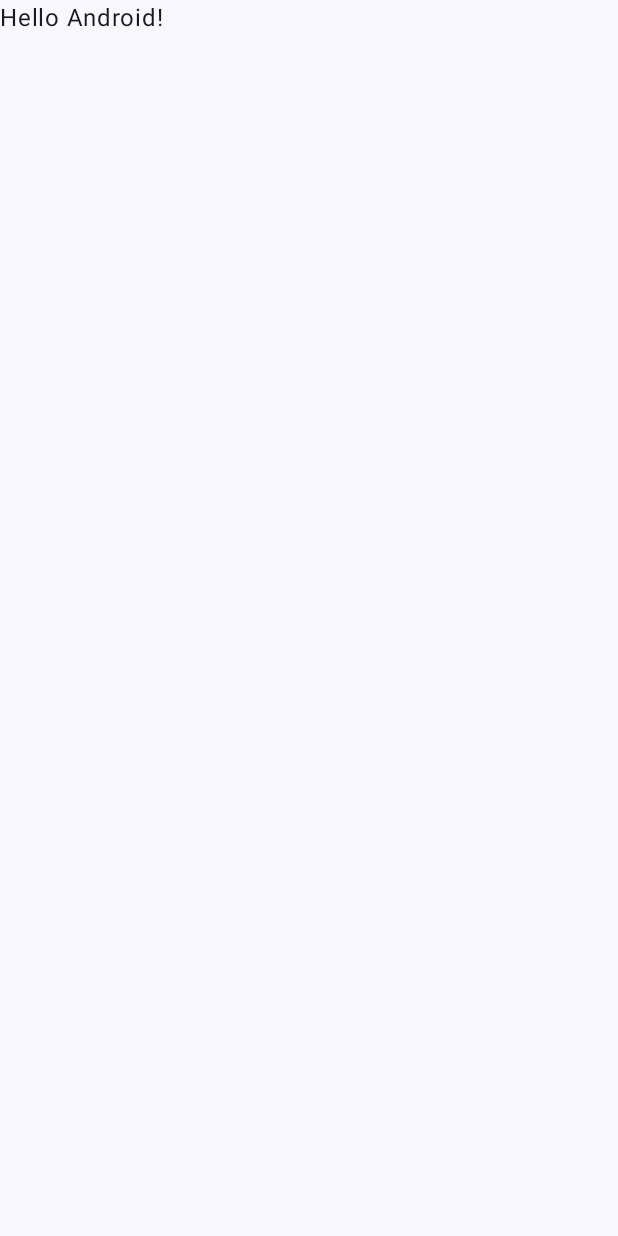
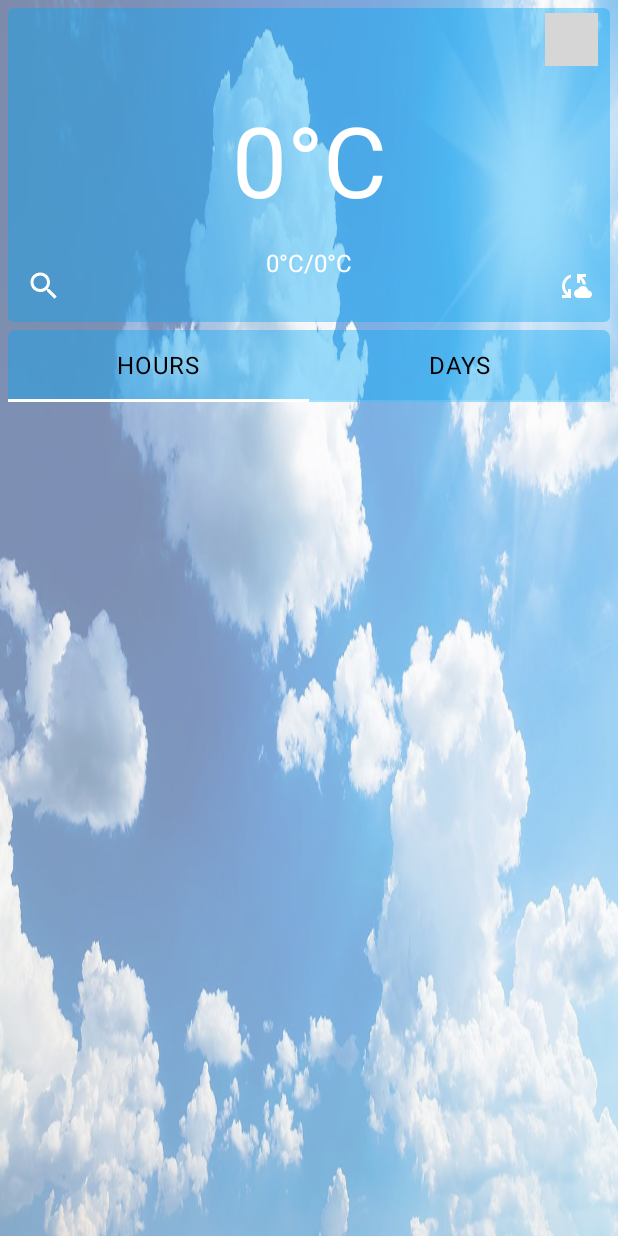
Before and after one commit to VladPozdnyakov2005/MobileDeveloping, an Android app built with Jetpack Compose: the screen it shows after launch (MainActivity), on a phone screen of 412 x 824 dp. Before the commit the screen is almost empty. Run offline under Robolectric (Android 15) with nearby library versions, the phone set to English and light mode, and no system bars; our stand-ins replace Volley, accompanist; network calls fail; pictures from the network do not load; grey boxes are pictures that could not be loaded.

Commit message:
Project 1 video 12th

```diff
--- a/app/src/main/AndroidManifest.xml
+++ b/app/src/main/AndroidManifest.xml
@@ -1,6 +1,7 @@
 <?xml version="1.0" encoding="utf-8"?>
 <manifest xmlns:android="http://schemas.android.com/apk/res/android"
     xmlns:tools="http://schemas.android.com/tools">
+    <uses-permission android:name="android.permission.INTERNET"/>
 
     <application
         android:allowBackup="true"
--- a/app/src/main/java/com/example/mobiledeveloping/MainActivity.kt
+++ b/app/src/main/java/com/example/mobiledeveloping/MainActivity.kt
@@ -1,47 +1,138 @@
 package com.example.mobiledeveloping
 
+import android.content.Context
 import android.os.Bundle
+import android.util.Log
 import androidx.activity.ComponentActivity
 import androidx.activity.compose.setContent
-import androidx.activity.enableEdgeToEdge
+import androidx.compose.foundation.Image
+import androidx.compose.foundation.layout.Column
 import androidx.compose.foundation.layout.fillMaxSize
-import androidx.compose.foundation.layout.padding
-import androidx.compose.material3.Scaffold
-import androidx.compose.material3.Text
-import androidx.compose.runtime.Composable
+import androidx.compose.runtime.MutableState
+import androidx.compose.runtime.mutableStateOf
+import androidx.compose.runtime.remember
 import androidx.compose.ui.Modifier
-import androidx.compose.ui.tooling.preview.Preview
+import androidx.compose.ui.draw.alpha
+import androidx.compose.ui.layout.ContentScale
+import androidx.compose.ui.res.painterResource
+import com.android.volley.Request
+import com.android.volley.toolbox.StringRequest
+import com.android.volley.toolbox.Volley
+import com.example.mobiledeveloping.data.WeatherModel
 import com.example.mobiledeveloping.ui.theme.MobileDevelopingTheme
+import com.example.mobiledeveloping.ui_components.DialogSearch
+import com.example.mobiledeveloping.ui_components.MainScreen
+import com.example.mobiledeveloping.ui_components.TabLayout
+import org.json.JSONObject
 
+
+const val API_KEY = "3f38dcd2a0d6496a98b61205240911"
 class MainActivity : ComponentActivity() {
     override fun onCreate(savedInstanceState: Bundle?) {
         super.onCreate(savedInstanceState)
-        enableEdgeToEdge()
         setContent {
             MobileDevelopingTheme {
-                Scaffold(modifier = Modifier.fillMaxSize()) { innerPadding ->
-                    Greeting(
-                        name = "Android",
-                        modifier = Modifier.padding(innerPadding)
+                val daysList = remember{
+                    mutableStateOf(listOf<WeatherModel>())
+                }
+                val dialogState = remember{
+                    mutableStateOf(false)
+                }
+
+                val currentDay = remember{
+                    mutableStateOf(WeatherModel(
+                        "",
+                        "",
+                        "0.0",
+                        "",
+                        "",
+                        "0.0",
+                        "0.0",
+                        ""
                     )
+                    )
+                }
+                if(dialogState.value){
+                    DialogSearch(dialogState, onSubmit = {
+                        getData(it, this, daysList, currentDay)
+                    })
+                }
+                getData("London", this, daysList, currentDay)
+                Image(
+                    painter  = painterResource(
+                        id = R.drawable.weather_bg
+                    ),
+                    contentDescription = "im1",
+                    modifier = Modifier
+                        .fillMaxSize()
+                        .alpha(0.5f),
+                    contentScale = ContentScale.FillBounds
+                )
+                Column{
+                    MainScreen(currentDay, onClickSync = {
+                        getData("London", this@MainActivity, daysList, currentDay)
+                    }, onClickSearch = {
+                        dialogState.value = true
+                    }
+                    )
+                    TabLayout(daysList, currentDay)
                 }
             }
         }
     }
 }
 
-@Composable
-fun Greeting(name: String, modifier: Modifier = Modifier) {
-    Text(
-        text = "Hello $name!",
-        modifier = modifier
+private fun getData(city:String, context: Context,
+                    daysList: MutableState<List<WeatherModel>>,
+                    currentDay: MutableState<WeatherModel>){
+    val url = "http://api.weatherapi.com/v1/forecast.json?key=$API_KEY" +
+            "&q=$city" +
+            "&days=" +
+            "3" +
+            "&aqi=no&alerts=no"
+    val queue = Volley.newRequestQueue(context)
+    val sRequest = StringRequest(
+        Request.Method.GET,
+        url,{
+                response ->
+            val list = getWeatherByDays(response)
+            currentDay.value = list[0]
+            daysList.value = list
+        },
+        {
+            Log.d("MyLog", "VolleyError: $it")
+        }
     )
+    queue.add(sRequest)
+
 }
 
-@Preview(showBackground = true)
-@Composable
-fun GreetingPreview() {
-    MobileDevelopingTheme {
-        Greeting("Android")
+private fun getWeatherByDays(response: String): List<WeatherModel>{
+    if(response.isEmpty()) return listOf()
+    val list = ArrayList<WeatherModel>()
+    val mainObject = JSONObject(response)
+    val city = mainObject.getJSONObject("location").getString("name")
+    val days = mainObject.getJSONObject("forecast").getJSONArray("forecastday")
+
+    for (i in 0 until days.length()){
+        val item = days[i] as JSONObject
+        list.add(
+            WeatherModel(
+                city,
+                item.getString("date"),
+                "",
+                item.getJSONObject("day").getJSONObject("condition").getString("text"),
+                item.getJSONObject("day").getJSONObject("condition").getString("icon"),
+                item.getJSONObject("day").getString("maxtemp_c"),
+                item.getJSONObject("day").getString("condition"),
+                item.getJSONArray("hour").toString()
+            )
+        )
     }
+    list[0] = list[0].copy(
+        time = mainObject.getJSONObject("current").getString("last_updated"),
+        currentTemp = mainObject.getJSONObject("current").getString("temp_c"),
+
+        )
+    return list
 }
--- a/app/src/main/java/com/example/mobiledeveloping/ui/theme/Color.kt
+++ b/app/src/main/java/com/example/mobiledeveloping/ui/theme/Color.kt
@@ -5,7 +5,7 @@ import androidx.compose.ui.graphics.Color
 val Purple80 = Color(0xFFD0BCFF)
 val PurpleGrey80 = Color(0xFFCCC2DC)
 val Pink80 = Color(0xFFEFB8C8)
-
 val Purple40 = Color(0xFF6650a4)
 val PurpleGrey40 = Color(0xFF625b71)
 val Pink40 = Color(0xFF7D5260)
+val BlueLight = Color(0x6603A9F4)
--- /dev/null
+++ b/app/src/main/java/com/example/mobiledeveloping/ui_components/MainScreen.kt
@@ -0,0 +1,214 @@
+package com.example.mobiledeveloping.ui_components
+
+import androidx.compose.foundation.ExperimentalFoundationApi
+import androidx.compose.foundation.layout.Arrangement
+import androidx.compose.foundation.layout.Column
+import androidx.compose.foundation.layout.Row
+import androidx.compose.foundation.layout.fillMaxWidth
+import androidx.compose.foundation.layout.padding
+import androidx.compose.foundation.layout.size
+import androidx.compose.foundation.shape.RoundedCornerShape
+import androidx.compose.material.Card
+import androidx.compose.material.Tab
+import androidx.compose.material.TabRow
+import androidx.compose.material.TabRowDefaults
+import androidx.compose.material3.Icon
+import androidx.compose.material3.IconButton
+import androidx.compose.material3.Text
+import androidx.compose.runtime.Composable
+import androidx.compose.runtime.MutableState
+import androidx.compose.runtime.rememberCoroutineScope
+import androidx.compose.ui.Alignment
+import androidx.compose.ui.Modifier
+import androidx.compose.ui.draw.clip
+import androidx.compose.ui.graphics.Color
+import androidx.compose.ui.res.painterResource
+import androidx.compose.ui.text.TextStyle
+import androidx.compose.ui.unit.dp
+import androidx.compose.ui.unit.sp
+import coil.compose.AsyncImage
+import com.example.mobiledeveloping.R
+import com.example.mobiledeveloping.data.WeatherModel
+import com.example.mobiledeveloping.ui.theme.BlueLight
+import com.google.accompanist.pager.ExperimentalPagerApi
+import com.google.accompanist.pager.HorizontalPager
+import com.google.accompanist.pager.pagerTabIndicatorOffset
+import com.google.accompanist.pager.rememberPagerState
+import kotlinx.coroutines.launch
+import org.json.JSONArray
+import org.json.JSONObject
+
+
+@Composable
+fun MainScreen (currentDay:  MutableState<WeatherModel>, onClickSync: () -> Unit, onClickSearch: () -> Unit){
+    Column(
+        modifier = Modifier
+            .padding(5.dp),
+    ) {
+        Card(
+            modifier = Modifier.fillMaxWidth(),
+            backgroundColor = BlueLight,
+            elevation = 0.dp,
+
+            ){
+            Column(
+                modifier = Modifier.fillMaxWidth(),
+                horizontalAlignment = Alignment.CenterHorizontally
+            ){
+                Row(
+                    modifier = Modifier.fillMaxWidth(),
+                    horizontalArrangement = Arrangement.SpaceBetween
+                ){
+                    Text(
+                        text = currentDay.value.time,
+                        modifier = Modifier.padding(
+                            top = 8.dp,
+                            start = 8.dp
+                        ),
+                        color = Color.White
+                    )
+                    AsyncImage(
+                        model = "https:" + currentDay.value.icon,
+                        contentDescription = "im2",
+                        modifier = Modifier
+                            .padding(
+                                top = 3.dp,
+                                end = 8.dp
+                            )
+                            .size(35.dp)
+                    )
+                }
+                Text(
+                    text = currentDay.value.city,
+                    style = TextStyle(fontSize = 24.sp),
+                    color = Color.White
+                )
+                Text(
+                    text = if(currentDay.value.currentTemp.isNotEmpty())
+                        currentDay.value.currentTemp.toFloat().toInt().toString() + "°C"
+                    else currentDay.value.maxTemp.toFloat().toInt().toString() +
+                            "°C/${currentDay.value.minTemp.toFloat().toInt()}°C"
+                    ,
+                    style = TextStyle(fontSize = 65.sp),
+                    color = Color.White
+                )
+                Text(
+                    text = currentDay.value.condition,
+                    style = TextStyle(fontSize = 16.sp),
+                    color = Color.White
+                )
+                Row(
+                    modifier = Modifier.fillMaxWidth(),
+                    horizontalArrangement = Arrangement.SpaceBetween
+                ){
+                    IconButton(
+                        onClick = {
+                            onClickSearch.invoke()
+                        }
+                    ) {
+                        Icon(
+                            painter = painterResource(id = R.drawable.ic_search),
+                            contentDescription = "im3",
+                            tint = Color.White
+                        )
+                    }
+                    Text(
+                        text = "${currentDay.value
+                            .maxTemp.toFloat().toInt()}°C/${currentDay
+                            .value.minTemp.toFloat().toInt()}°C",
+                        style = TextStyle(fontSize = 16.sp),
+                        color = Color.White
+                    )
+                    IconButton(
+                        onClick = {
+                            onClickSync.invoke()
+                        }
+                    ){
+                        Icon(
+                            painter = painterResource(id = R.drawable.ic_synch),
+                            contentDescription = "im4",
+                            tint = Color.White
+                        )
+                    }
+                }
+
+            }
+        }
+
+    }
+}
+
+@OptIn(ExperimentalFoundationApi::class, ExperimentalPagerApi::class)
+@Composable
+fun TabLayout(daysList: MutableState<List<WeatherModel>>, currentDay: MutableState<WeatherModel>){
+    val tabList = listOf("HOURS", "DAYS")
+    val pagerState = rememberPagerState()
+    val tabIndex = pagerState.currentPage
+    val coroutineScope = rememberCoroutineScope()
+    Column(
+        modifier = Modifier
+            .padding(
+                start = 5.dp,
+                end = 5.dp
+            )
+            .clip(RoundedCornerShape(5.dp))
+    ){
+        TabRow(
+            selectedTabIndex = tabIndex,
+            indicator = {pos ->
+                TabRowDefaults.Indicator(
+                    modifier = Modifier.pagerTabIndicatorOffset(pagerState, pos))
+            },
+            backgroundColor = BlueLight,
+            contentColor = Color.White
+        ){
+            tabList.forEachIndexed{index, text ->
+                Tab(
+                    selected = false,
+                    onClick = {
+                        coroutineScope.launch{
+
+                        }
+                    },
+                    text = {
+                        Text(text = text)
+                    }
+                )
+            }
+        }
+        HorizontalPager(
+            count = tabList.size,
+            state = pagerState,
+            modifier = Modifier.weight(1.0f)
+        ){index ->
+            val list = when(index){
+                0 -> getWeatherByHours(currentDay.value.hours)
+                1 -> daysList.value
+                else -> daysList.value
+            }
+            MainList(list, currentDay)
+        }
+    }
+}
+
+private fun getWeatherByHours(hours: String): List<WeatherModel>{
+    if (hours.isEmpty()) return listOf()
+    val hoursArray = JSONArray(hours)
+    val list = ArrayList<WeatherModel>()
+    for (i in 0 until hoursArray.length()){
+        val item = hoursArray[i] as JSONObject
+        list.add(
+            WeatherModel(
+                "",
+                item.getString("time"),
+                item.getString("temp_c").toFloat().toInt().toString() + "°C",
+                item.getJSONObject("condition").getString("text"),
+                item.getJSONObject("condition").getString("icon"),
+                "",
+                "",
+                ""
+            )
+        )
+    }
+    return list
+}
--- /dev/null
+++ b/app/src/main/res/drawable/ic_search.xml
@@ -0,0 +1,5 @@
+<vector xmlns:android="http://schemas.android.com/apk/res/android" android:height="24dp" android:tint="#FFFFFF" android:viewportHeight="24" android:viewportWidth="24" android:width="24dp">
+
+    <path android:fillColor="@android:color/white" android:pathData="M15.5,14h-0.79l-0.28,-0.27C15.41,12.59 16,11.11 16,9.5 16,5.91 13.09,3 9.5,3S3,5.91 3,9.5 5.91,16 9.5,16c1.61,0 3.09,-0.59 4.23,-1.57l0.27,0.28v0.79l5,4.99L20.49,19l-4.99,-5zM9.5,14C7.01,14 5,11.99 5,9.5S7.01,5 9.5,5 14,7.01 14,9.5 11.99,14 9.5,14z"/>
+
+</vector>
--- /dev/null
+++ b/app/src/main/res/drawable/ic_synch.xml
@@ -0,0 +1,5 @@
+<vector xmlns:android="http://schemas.android.com/apk/res/android" android:height="24dp" android:tint="#FFFFFF" android:viewportHeight="24" android:viewportWidth="24" android:width="24dp">
+
+    <path android:fillColor="@android:color/white" android:pathData="M21.5,14.98c-0.02,0 -0.03,0 -0.05,0.01C21.2,13.3 19.76,12 18,12c-1.4,0 -2.6,0.83 -3.16,2.02C13.26,14.1 12,15.4 12,17c0,1.66 1.34,3 3,3l6.5,-0.02c1.38,0 2.5,-1.12 2.5,-2.5S22.88,14.98 21.5,14.98zM10,4.26v2.09C7.67,7.18 6,9.39 6,12c0,1.77 0.78,3.34 2,4.44V14h2v6H4v-2h2.73C5.06,16.54 4,14.4 4,12C4,8.27 6.55,5.15 10,4.26zM20,6h-2.73c1.43,1.26 2.41,3.01 2.66,5l-2.02,0C17.68,9.64 16.98,8.45 16,7.56V10h-2V4h6V6z"/>
+
+</vector>
```
Also changed, not shown: app/build.gradle.kts (+24 -19 lines), app/src/main/java/com/example/mobiledeveloping/ui_components/UI.kt (added, +126 -0 lines), app/src/main/res/drawable/weather_bg.png (added).
